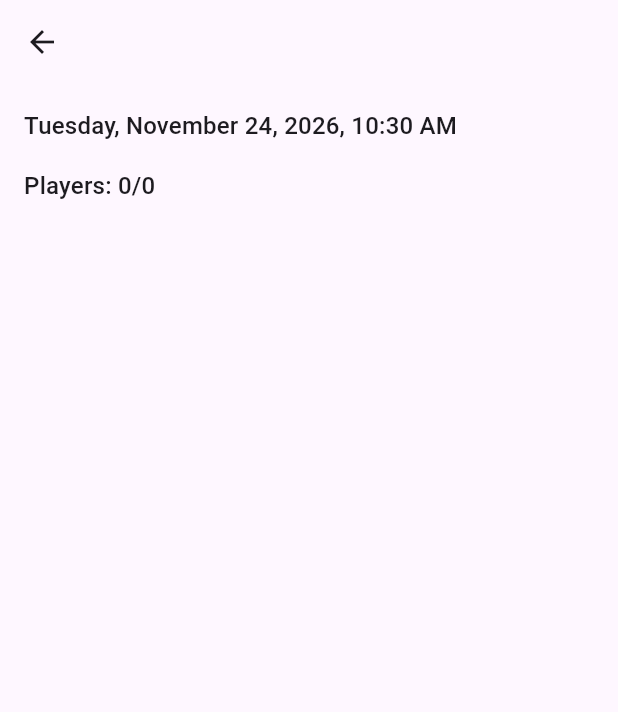
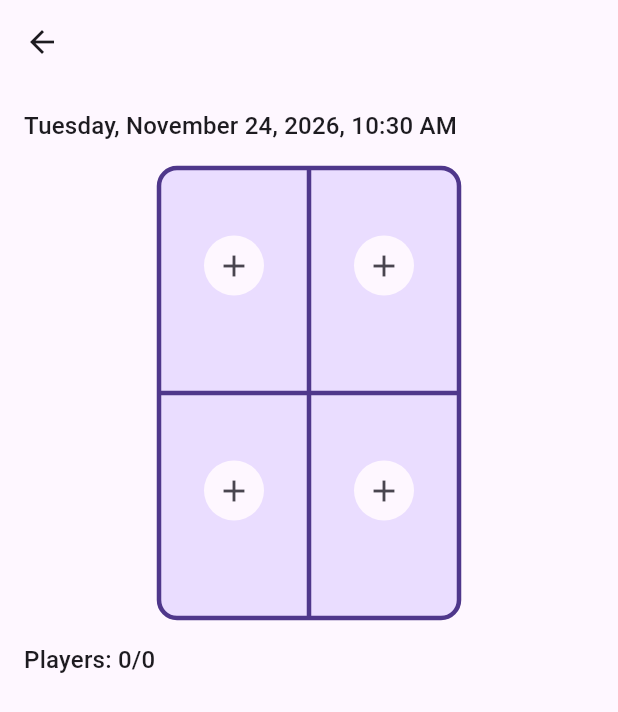
Before and after one commit to LukaMeletidi/matchup, a Flutter app: the MatchDetailsScreen screen opened directly with empty values, on a phone screen of 412 x 824 dp. Shown: the top 712 px of the screen. Run offline on Flutter 3.47's test engine with Material 3 defaults, Android fonts, the phone set to English and light mode, and no system bars; our stand-ins replace cloud_firestore, firebase_auth, firebase_core, flutter_riverpod, go_router, material_ui; accounts and stored records are empty; statements that could not run were skipped.

Commit message:
feat(matches): add court view with player seats (#10)

```diff
--- /dev/null
+++ b/lib/features/matches/presentation/court_view.dart
@@ -0,0 +1,98 @@
+import 'package:flutter_riverpod/flutter_riverpod.dart';
+import 'package:matchup/features/matches/presentation/court_painter.dart';
+import 'package:matchup/features/profile/presentation/user_profile_provider.dart';
+import 'package:material_ui/material_ui.dart';
+
+class CourtView extends StatelessWidget {
+  const CourtView({super.key, required this.playerIds});
+
+  final List<String> playerIds;
+
+  @override
+  Widget build(BuildContext context) {
+    final colors = Theme.of(context).colorScheme;
+
+    return Center(
+      child: ConstrainedBox(
+        constraints: const BoxConstraints(maxWidth: 200),
+        child: AspectRatio(
+          aspectRatio: 10 / 15,
+          child: CustomPaint(
+            painter: CourtPainter(
+              courtColor: colors.primaryContainer,
+              lineColor: colors.onPrimaryContainer,
+            ),
+            child: Column(
+              children: [
+                Expanded(
+                  child: Row(
+                    children: [
+                      Expanded(child: Center(child: _seatAt(0))),
+                      Expanded(child: Center(child: _seatAt(1))),
+                    ],
+                  ),
+                ),
+                Expanded(
+                  child: Row(
+                    children: [
+                      Expanded(child: Center(child: _seatAt(2))),
+                      Expanded(child: Center(child: _seatAt(3))),
+                    ],
+                  ),
+                ),
+              ],
+            ),
+          ),
+        ),
+      ),
+    );
+  }
+
+  Widget _seatAt(int index) {
+    return _Seat(uid: index < playerIds.length ? playerIds[index] : null);
+  }
+}
+
+class _Seat extends ConsumerWidget {
+  const _Seat({required this.uid});
+
+  final String? uid;
+
+  @override
+  Widget build(BuildContext context, WidgetRef ref) {
+    final colors = Theme.of(context).colorScheme;
+    final uid = this.uid;
+    final nickname = uid == null
+        ? null
+        : ref.watch(userProfileProvider(uid)).value?.nickname;
+
+    return SizedBox(
+      width: 80,
+      child: Column(
+        mainAxisSize: MainAxisSize.min,
+        children: [
+          if (uid == null)
+            CircleAvatar(
+              backgroundColor: colors.surface,
+              child: Icon(Icons.add, color: colors.onSurfaceVariant),
+            )
+          else
+            CircleAvatar(
+              backgroundColor: colors.primary,
+              child: Icon(Icons.person, color: colors.onPrimary),
+            ),
+          const SizedBox(height: 4),
+          SizedBox(
+            height: 16,
+            child: Text(
+              nickname ?? '',
+              maxLines: 1,
+              overflow: TextOverflow.ellipsis,
+              style: Theme.of(context).textTheme.labelMedium,
+            ),
+          ),
+        ],
+      ),
+    );
+  }
+}
```
Also changed, not shown: lib/features/matches/presentation/court_painter.dart (added, +44 -0 lines), lib/features/matches/presentation/match_details_screen.dart (+3 -20 lines).
